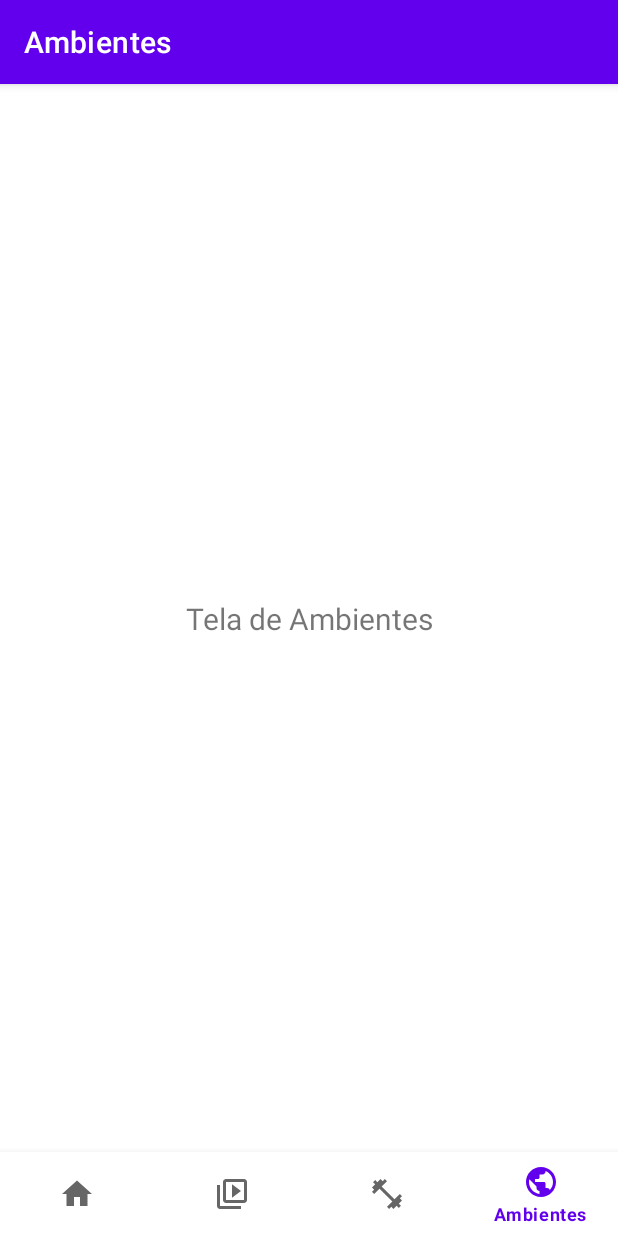
After one commit to thalesluz/FlashCards, an Android app: the EnvironmentsActivity screen opened directly, with no data from a screen before it, on a phone screen of 412 x 824 dp. The commit adds this screen. Run offline under Robolectric (Android 15) with nearby library versions, the phone set to English and light mode, and no system bars.

Commit message:
Corrigido bugs de navegação, adicionado ambientes, gps parcialmente funcional.

```diff
--- /dev/null
+++ b/app/src/main/java/com/example/flashcards/EnvironmentsActivity.kt
@@ -0,0 +1,41 @@
+package com.example.flashcards
+
+import android.content.Intent
+import android.os.Bundle
+import androidx.appcompat.app.AppCompatActivity
+import com.example.flashcards.databinding.ActivityEnvironmentsBinding
+
+class EnvironmentsActivity : AppCompatActivity() {
+    private lateinit var binding: ActivityEnvironmentsBinding
+
+    override fun onCreate(savedInstanceState: Bundle?) {
+        super.onCreate(savedInstanceState)
+        binding = ActivityEnvironmentsBinding.inflate(layoutInflater)
+        setContentView(binding.root)
+
+        supportActionBar?.title = getString(R.string.environments)
+        setupBottomNavigation()
+    }
+
+    private fun setupBottomNavigation() {
+        binding.bottomNavigation.selectedItemId = R.id.navigation_environments
+        binding.bottomNavigation.setOnItemSelectedListener { menuItem ->
+            when (menuItem.itemId) {
+                R.id.navigation_home -> {
+                    startActivity(Intent(this, MainActivity::class.java))
+                    true
+                }
+                R.id.navigation_decks -> {
+                    startActivity(Intent(this, DeckActivity::class.java))
+                    true
+                }
+                R.id.navigation_exercise -> {
+                    startActivity(Intent(this, ExerciseSelectionActivity::class.java))
+                    true
+                }
+                R.id.navigation_environments -> true
+                else -> false
+            }
+        }
+    }
+}
--- a/app/src/main/java/com/example/flashcards/data/FlashcardDatabase.kt
+++ b/app/src/main/java/com/example/flashcards/data/FlashcardDatabase.kt
@@ -6,11 +6,12 @@ import androidx.room.Room
 import androidx.room.RoomDatabase
 import androidx.room.TypeConverters
 
-@Database(entities = [Deck::class, Flashcard::class], version = 3, exportSchema = false)
+@Database(entities = [Deck::class, Flashcard::class, UserLocation::class], version = 4, exportSchema = false)
 @TypeConverters(Converters::class)
 abstract class FlashcardDatabase : RoomDatabase() {
     abstract fun flashcardDao(): FlashcardDao
     abstract fun deckDao(): DeckDao
+    abstract fun userLocationDao(): UserLocationDao
 
     companion object {
         @Volatile
--- /dev/null
+++ b/app/src/main/res/drawable/ic_environments.xml
@@ -0,0 +1,11 @@
+<?xml version="1.0" encoding="utf-8"?>
+<vector xmlns:android="http://schemas.android.com/apk/res/android"
+    android:width="24dp"
+    android:height="24dp"
+    android:viewportWidth="24"
+    android:viewportHeight="24"
+    android:tint="?attr/colorControlNormal">
+    <path
+        android:fillColor="@android:color/white"
+        android:pathData="M12,2C6.48,2 2,6.48 2,12s4.48,10 10,10 10,-4.48 10,-10S17.52,2 12,2zM11,19.93c-3.95,-0.49 -7,-3.85 -7,-7.93 0,-0.62 0.08,-1.21 0.21,-1.79L9,15v1c0,1.1 0.9,2 2,2v1.93zM17.9,17.39c-0.26,-0.81 -1,-1.39 -1.9,-1.39h-1v-3c0,-0.55 -0.45,-1 -1,-1L8,12v-2h2c0.55,0 1,-0.45 1,-1L11,7h2c1.1,0 2,-0.9 2,-2v-0.41c2.93,1.19 5,4.06 5,7.41 0,2.08 -0.8,3.97 -2.1,5.39z"/>
+</vector>
--- /dev/null
+++ b/app/src/main/res/layout/activity_environments.xml
@@ -0,0 +1,30 @@
+<?xml version="1.0" encoding="utf-8"?>
+<androidx.constraintlayout.widget.ConstraintLayout xmlns:android="http://schemas.android.com/apk/res/android"
+    xmlns:app="http://schemas.android.com/apk/res-auto"
+    xmlns:tools="http://schemas.android.com/tools"
+    android:layout_width="match_parent"
+    android:layout_height="match_parent"
+    tools:context=".EnvironmentsActivity">
+
+    <TextView
+        android:id="@+id/text_placeholder"
+        android:layout_width="wrap_content"
+        android:layout_height="wrap_content"
+        android:text="Tela de Ambientes"
+        android:textSize="20sp"
+        app:layout_constraintBottom_toTopOf="@+id/bottomNavigation"
+        app:layout_constraintEnd_toEndOf="parent"
+        app:layout_constraintStart_toStartOf="parent"
+        app:layout_constraintTop_toTopOf="parent" />
+
+    <com.google.android.material.bottomnavigation.BottomNavigationView
+        android:id="@+id/bottomNavigation"
+        android:layout_width="match_parent"
+        android:layout_height="wrap_content"
+        android:layout_gravity="bottom"
+        app:layout_constraintBottom_toBottomOf="parent"
+        app:layout_constraintEnd_toEndOf="parent"
+        app:layout_constraintStart_toStartOf="parent"
+        app:menu="@menu/bottom_nav_menu" />
+
+</androidx.constraintlayout.widget.ConstraintLayout>
--- a/app/src/main/res/menu/bottom_nav_menu.xml
+++ b/app/src/main/res/menu/bottom_nav_menu.xml
@@ -12,4 +12,8 @@
         android:id="@+id/navigation_exercise"
         android:icon="@drawable/ic_exercise"
         android:title="Exercitar" />
+    <item
+        android:id="@+id/navigation_environments"
+        android:icon="@drawable/ic_environments"
+        android:title="@string/environments" />
 </menu>
--- a/app/src/main/res/values/strings.xml
+++ b/app/src/main/res/values/strings.xml
@@ -34,4 +34,5 @@
     <string name="empty_deck_message">Crie seu primeiro deck para começar a estudar!</string>
     <string name="empty_flashcards_title">Nenhum flashcard encontrado</string>
     <string name="empty_flashcards_message">Adicione flashcards a este deck para começar a estudar!</string>
+    <string name="environments">Ambientes</string>
 </resources>
--- a/build.gradle.kts
+++ b/build.gradle.kts
@@ -1,3 +1,4 @@
+// Top-level build file where you can add configuration options common to all sub-projects/modules.
 buildscript {
     repositories {
         google()
--- a/gradle.properties
+++ b/gradle.properties
@@ -5,3 +5,9 @@ org.gradle.parallel=true
 org.gradle.caching=true
 org.gradle.configureondemand=true
 android.nonTransitiveRClass=true
+kotlin.incremental=true
+kotlin.code.style=official
+kapt.incremental.apt=true
+kapt.use.worker.api=true
+room.incremental=true
+android.enableR8.fullMode=true
```
Also changed, not shown: app/build.gradle.kts (+37 -8 lines), app/src/main/AndroidManifest.xml (+8 -2 lines), app/src/main/java/com/example/flashcards/DeckActivity.kt (+12 -1 lines), app/src/main/java/com/example/flashcards/ExerciseSelectionActivity.kt (+25 -0 lines), app/src/main/java/com/example/flashcards/HomeActivity.kt (added, +49 -0 lines), app/src/main/java/com/example/flashcards/MainActivity.kt (+21 -8 lines), app/src/main/java/com/example/flashcards/data/UserLocation.kt (added, +13 -0 lines), app/src/main/java/com/example/flashcards/data/UserLocationDao.kt (added, +16 -0 lines), app/src/main/java/com/example/flashcards/ui/FlashcardViewModel.kt (+21 -1 lines), app/src/main/res/layout/activity_exercise_selection.xml (+13 -2 lines), app/src/main/res/layout/activity_home.xml (added, +78 -0 lines), app/src/main/res/raw/flashcards_animation.json (added, +219 -0 lines).
